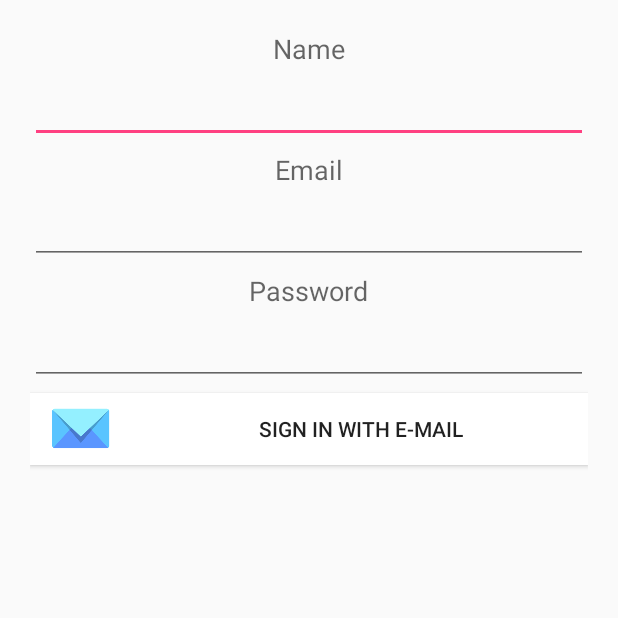
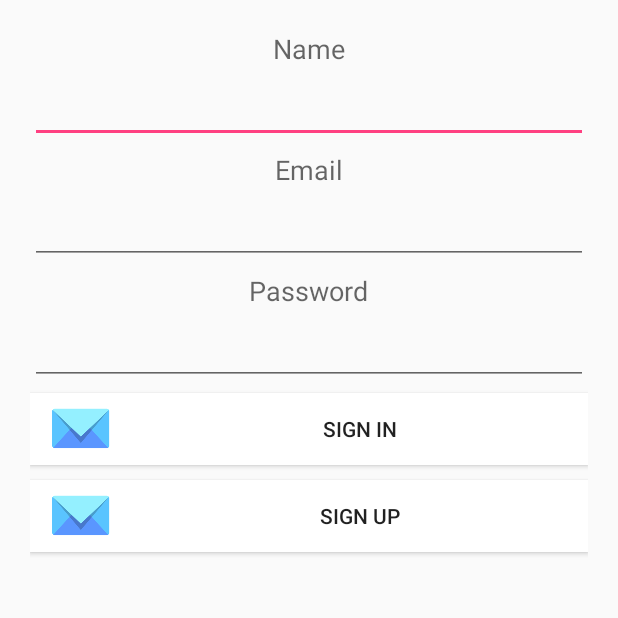
Before and after one commit to Hippo14/PracaLicencjacka_Prototyp2, an Android app: the screen it shows after launch (RegisterActivity), on a phone screen of 412 x 824 dp, the top half of it. Run offline under Robolectric (Android 15) with nearby library versions, the phone set to English and light mode, and no system bars; libraries missing offline, so code that uses them is left out: com.facebook; 4 statements that could not run were skipped.

Commit message:
Back to the future!

```diff
--- a/app/src/main/java/wmp/uksw/pl/pracalicencjacka_prototyp2/AppController.java
+++ b/app/src/main/java/wmp/uksw/pl/pracalicencjacka_prototyp2/AppController.java
@@ -5,10 +5,7 @@ import android.text.TextUtils;
 
 import com.android.volley.Request;
 import com.android.volley.RequestQueue;
-import com.android.volley.toolbox.ImageLoader;
 import com.android.volley.toolbox.Volley;
-
-import wmp.uksw.pl.pracalicencjacka_prototyp2.helpers.LruBitmapCache;
 
 /**
  * Created by MSI on 2016-02-03.
--- a/app/src/main/res/layout/activity_register.xml
+++ b/app/src/main/res/layout/activity_register.xml
@@ -86,7 +86,18 @@
         <Button
             android:layout_width="match_parent"
             android:layout_height="wrap_content"
-            android:text="@string/EmailButton"
+            android:text="@string/EmailButtonLogin"
+            android:id="@+id/btnEmailLogin"
+            android:background="#FFFFFF"
+            android:drawableLeft="@mipmap/ic_email_register"
+            android:paddingLeft="10dp"
+            android:drawablePadding="10dp"
+            android:layout_marginBottom="10dp" />
+
+        <Button
+            android:layout_width="match_parent"
+            android:layout_height="wrap_content"
+            android:text="@string/EmailButtonRegister"
             android:id="@+id/btnEmailRegister"
             android:background="#FFFFFF"
             android:drawableLeft="@mipmap/ic_email_register"
--- a/app/src/main/res/layout/fragment_user.xml
+++ b/app/src/main/res/layout/fragment_user.xml
@@ -1,6 +1,8 @@
 <?xml version="1.0" encoding="utf-8"?>
 <LinearLayout xmlns:android="http://schemas.android.com/apk/res/android"
-    android:orientation="vertical" android:layout_width="match_parent"
+    xmlns:card="http://schemas.android.com/apk/res-auto"
+    android:orientation="vertical"
+    android:layout_width="match_parent"
     android:layout_height="match_parent"
     android:background="#ffffff"
     android:weightSum="1">
@@ -19,6 +21,7 @@
         android:layout_height="wrap_content"
         android:layout_marginLeft="12dp"
         android:layout_marginRight="12dp"
+        card:card_layout_resourceID="@layout/native_card_thumbnail_layout"
         android:layout_marginTop="12dp"/>
 
 </LinearLayout>
--- a/app/src/main/res/values/strings.xml
+++ b/app/src/main/res/values/strings.xml
@@ -17,7 +17,8 @@
     <string name="Email">Email</string>
     <string name="Password">Password</string>
     <string name="emailRegister">Register</string>
-    <string name="EmailButton">Sign in with E-mail</string>
+    <string name="EmailButtonLogin">SIGN IN</string>
+    <string name="EmailButtonRegister">SIGN UP</string>
     <string name="title_activity_maps">Map</string>
     <string name="title_activity_search_event">SearchEventActivity</string>
 
```
Also changed, not shown: app/src/main/java/wmp/uksw/pl/pracalicencjacka_prototyp2/RegisterActivity.java (+96 -1 lines), app/src/main/java/wmp/uksw/pl/pracalicencjacka_prototyp2/fragments/UserFragment.java (+8 -2 lines), app/src/main/java/wmp/uksw/pl/pracalicencjacka_prototyp2/receiver/EventAlarmReceiver.java (added, +19 -0 lines), app/src/main/java/wmp/uksw/pl/pracalicencjacka_prototyp2/service/EventService.java (added, +28 -0 lines), app/src/main/java/wmp/uksw/pl/pracalicencjacka_prototyp2/user/ProfileUser.java (+4 -4 lines), app/src/main/res/layout/carddemo_example_inner_content.xml (added, +20 -0 lines).
